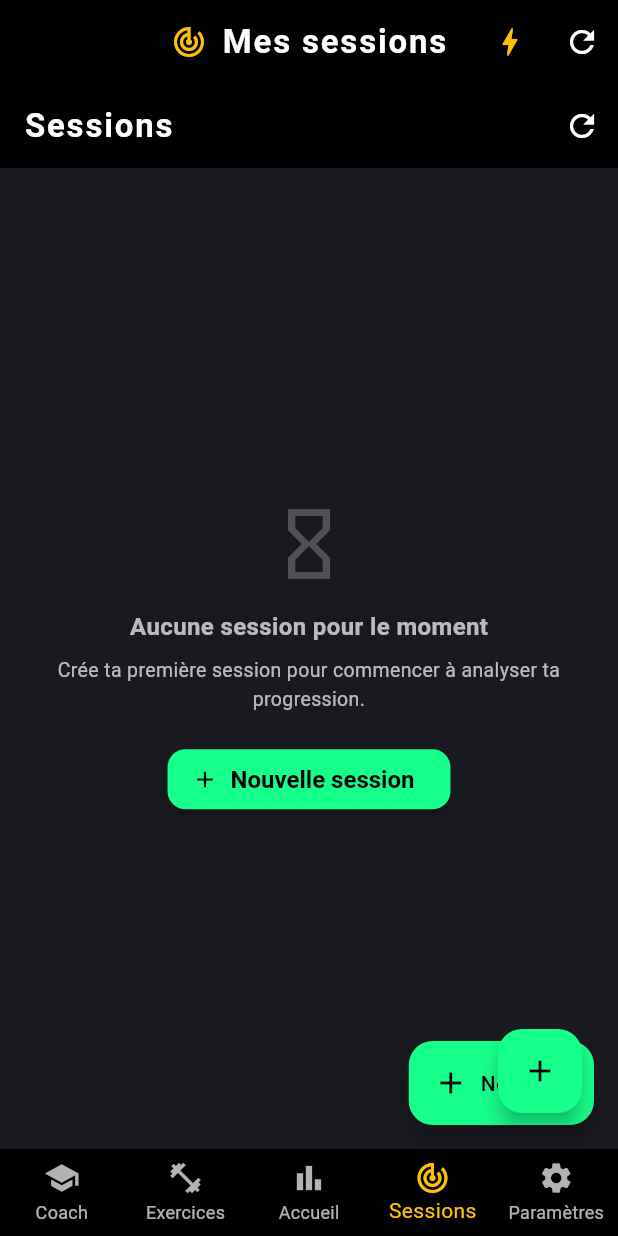
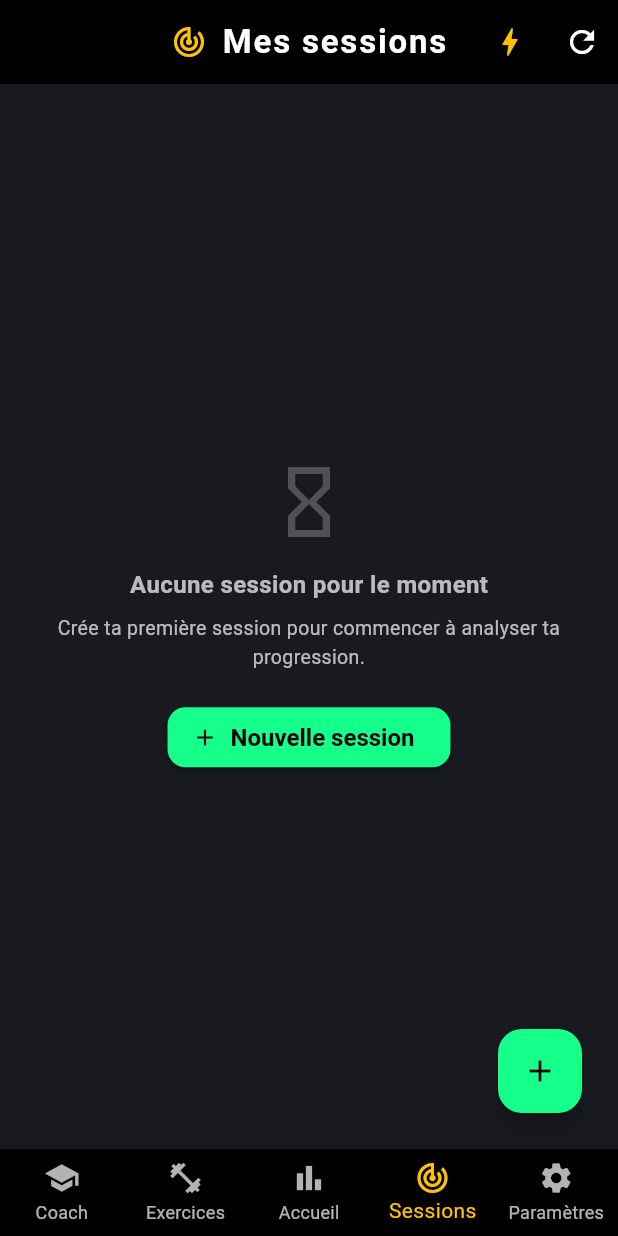
Before and after one commit to clementseguy/FFTir-MyCoach, a Flutter app: the screen it shows after launch, item 4 of the bottom bar chosen, on a phone screen of 412 x 824 dp. Run offline on Flutter 3.47's test engine with Material 3 defaults, Android fonts, the phone set to English and light mode, and no system bars; our stand-ins replace fl_chart, flutter_markdown, hive, hive_flutter, sqflite, yaml; accounts and stored records are empty.

Commit message:
fix(sessions-ui): suppression AppBar interne pour éviter double topbar

```diff
--- a/lib/screens/sessions_history_screen.dart
+++ b/lib/screens/sessions_history_screen.dart
@@ -38,31 +38,7 @@ class SessionsHistoryScreenState extends State<SessionsHistoryScreen> {
 
   @override
   Widget build(BuildContext context) {
-    return Scaffold(
-      appBar: AppBar(
-        title: Text('Sessions'),
-        actions: [
-          IconButton(
-            icon: Icon(Icons.refresh),
-            tooltip: 'Rafraîchir',
-            onPressed: refreshSessions,
-          ),
-        ],
-      ),
-      floatingActionButton: FloatingActionButton.extended(
-        icon: Icon(Icons.add),
-        label: Text('Nouvelle'),
-        onPressed: () async {
-          await Navigator.push(
-            context,
-            MaterialPageRoute(
-              builder: (c) => const CreateSessionScreen(),
-            ),
-          );
-          refreshSessions();
-        },
-      ),
-      body: FutureBuilder<List<ShootingSession>>(
+    return FutureBuilder<List<ShootingSession>>(
         future: _sessionsFuture,
         builder: (context, snapshot) {
           if (snapshot.connectionState == ConnectionState.waiting) {
@@ -99,7 +75,7 @@ class SessionsHistoryScreenState extends State<SessionsHistoryScreen> {
             return RefreshIndicator(
               onRefresh: () async { refreshSessions(); await Future.delayed(Duration(milliseconds:300)); },
               child: ListView.builder(
-                padding: EdgeInsets.only(bottom: 96),
+                padding: EdgeInsets.only(bottom: 24, top: 8),
                 itemCount: 1 + orderedKeys.length,
                 itemBuilder: (context, index) {
                   if (index == 0) {
@@ -112,8 +88,7 @@ class SessionsHistoryScreenState extends State<SessionsHistoryScreen> {
               ),
             );
         },
-      ),
-    );
+      );
   }
 }
 
```
